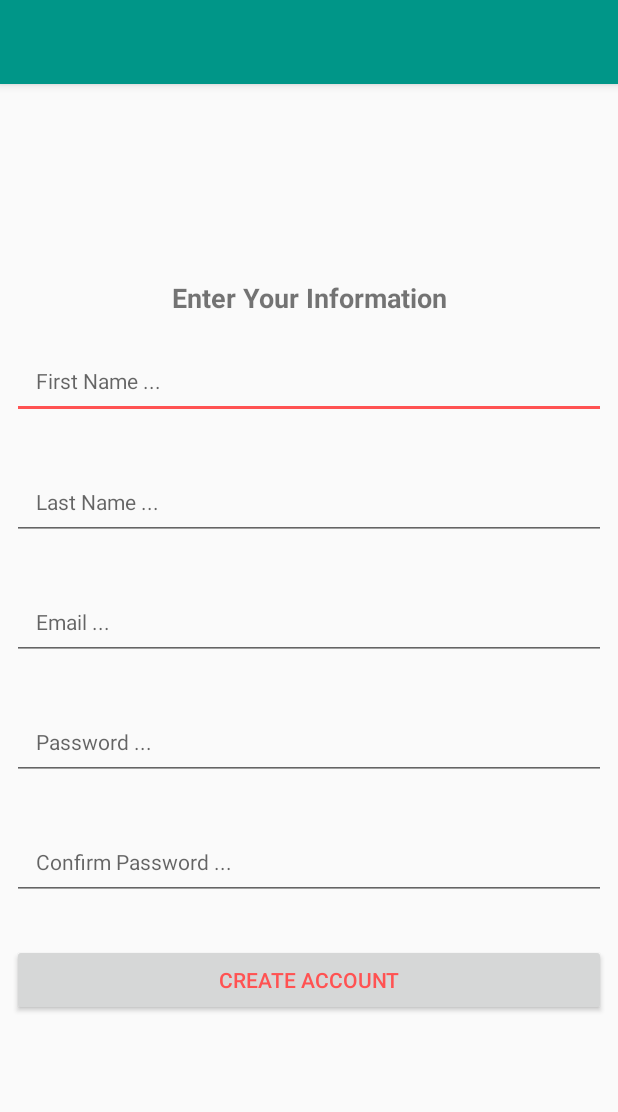
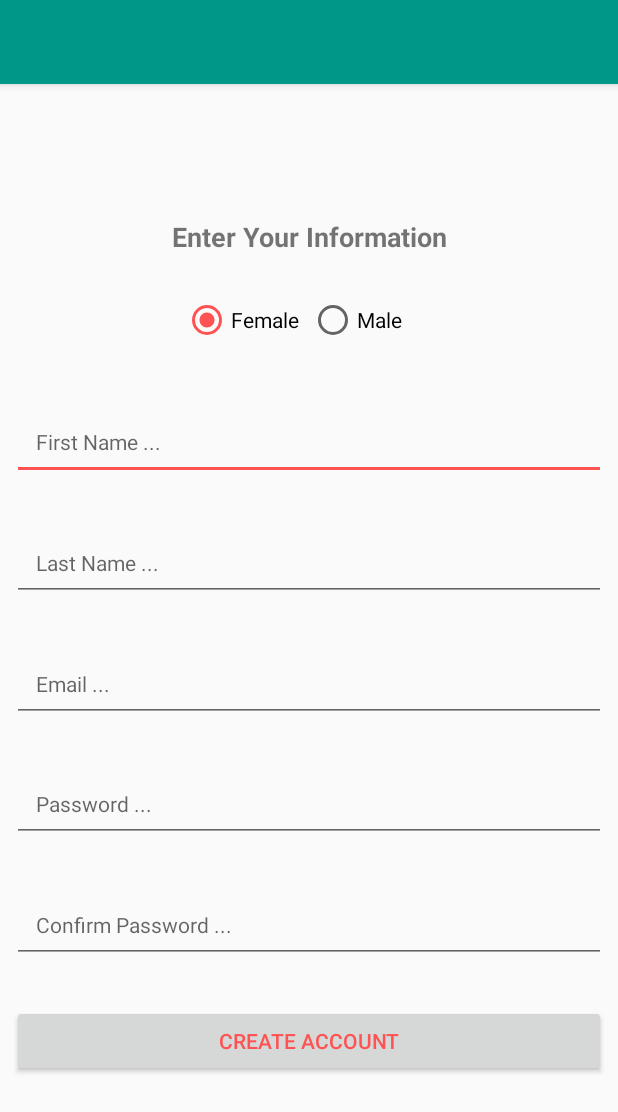
Before and after one commit to pmanni02/ada-capstone, an Android app: the NewUserActivity screen opened directly, with no data from a screen before it, after a tap on "CREATE ACCOUNT", on a phone screen of 412 x 824 dp. Shown: the top 1112 px of the screen. Run offline under Robolectric (Android 15) with nearby library versions, the phone set to English and light mode, and no system bars; our stand-ins replace Firebase (no records; nobody signed in at launch, a user with empty details on screens opened directly).

Commit message:
modifies new user activity to record user sex

```diff
--- a/app/src/main/java/com/example/phoebemanning/capstone/Activities/NewUserActivity.java
+++ b/app/src/main/java/com/example/phoebemanning/capstone/Activities/NewUserActivity.java
@@ -7,6 +7,8 @@ import android.os.Bundle;
 import android.view.View;
 import android.widget.EditText;
 import android.widget.ProgressBar;
+import android.widget.RadioButton;
+import android.widget.RadioGroup;
 import android.widget.Toast;
 
 import com.example.phoebemanning.capstone.Models.Scan;
@@ -33,6 +35,10 @@ public class NewUserActivity extends AppCompatActivity {
     EditText confirmPassword;
     ProgressBar newUserProgress;
 
+    RadioGroup radioGroup;
+    RadioButton femaleBtn;
+    RadioButton maleBtn;
+
     public void createAccount(View view){
 
         final String emailString = email.getText().toString();
@@ -44,6 +50,7 @@ public class NewUserActivity extends AppCompatActivity {
         if(!emailString.equals("") && !passwordString.equals("") && !firstNameString.equals("") && !lastNameString.equals("")){
             if(passwordString.equals(confirmPasswordString)){
                 newUserProgress.setVisibility(View.VISIBLE);
+                final int gender = radioGroup.getCheckedRadioButtonId();
                 mAuth.createUserWithEmailAndPassword(emailString, passwordString).addOnCompleteListener(NewUserActivity.this, new OnCompleteListener<AuthResult>() {
                     @Override
                     public void onComplete(@NonNull Task<AuthResult> task) {
@@ -56,8 +63,17 @@ public class NewUserActivity extends AppCompatActivity {
                             String uid = current_user.getUid();
 
 //                      add new user info to database
-                            String defaultCalAmt = "2000";
-                            User user = new User(emailString, firstNameString, lastNameString, defaultCalAmt);
+                            String genderStr = null;
+                            String defaultCalAmt = null;
+                            if(gender == femaleBtn.getId()){
+                                genderStr = "female";
+                                defaultCalAmt = "2000";
+                            } else {
+                                genderStr = "male";
+                                defaultCalAmt = "2500";
+                            }
+
+                            User user = new User(emailString, firstNameString, lastNameString, defaultCalAmt, genderStr);
                             databaseReference = FirebaseDatabase.getInstance().getReference().child("Users").child(uid);
                             databaseReference.setValue(user);
 
@@ -98,5 +114,9 @@ public class NewUserActivity extends AppCompatActivity {
         password = findViewById(R.id.newPasswordId);
         confirmPassword = findViewById(R.id.confirmPassword);
         newUserProgress = findViewById(R.id.newUserProgress);
+
+        radioGroup = findViewById(R.id.gender);
+        femaleBtn = findViewById(R.id.femaleRadio);
+        maleBtn = findViewById(R.id.maleRadio);
     }
 }
--- a/app/src/main/res/layout/activity_new_user.xml
+++ b/app/src/main/res/layout/activity_new_user.xml
@@ -6,6 +6,38 @@
     android:layout_height="match_parent"
     tools:context=".Activities.NewUserActivity"
     tools:layout_editor_absoluteY="81dp">
+
+    <RadioGroup
+        android:id="@+id/gender"
+        android:layout_width="wrap_content"
+        android:layout_height="wrap_content"
+        android:layout_marginBottom="8dp"
+        android:layout_marginEnd="8dp"
+        android:layout_marginStart="8dp"
+        android:layout_marginTop="8dp"
+        android:orientation="horizontal"
+        android:padding="10dp"
+        app:layout_constraintBottom_toBottomOf="parent"
+        app:layout_constraintEnd_toEndOf="parent"
+        app:layout_constraintStart_toStartOf="parent"
+        app:layout_constraintTop_toTopOf="parent"
+        app:layout_constraintVertical_bias="0.176">
+
+        <RadioButton
+            android:id="@+id/femaleRadio"
+            android:layout_width="84dp"
+            android:layout_height="wrap_content"
+            android:checked="true"
+            android:text="@string/female"
+            android:textAlignment="viewStart" />
+
+        <RadioButton
+            android:id="@+id/maleRadio"
+            android:layout_width="84dp"
+            android:layout_height="wrap_content"
+            android:text="@string/male"
+            android:textAlignment="textStart" />
+    </RadioGroup>
 
     <EditText
         android:id="@+id/firstName"
@@ -25,7 +57,7 @@
         app:layout_constraintHorizontal_bias="0.0"
         app:layout_constraintStart_toStartOf="parent"
         app:layout_constraintTop_toTopOf="parent"
-        app:layout_constraintVertical_bias="0.234" />
+        app:layout_constraintVertical_bias="0.292" />
 
     <EditText
         android:id="@+id/lastName"
@@ -45,7 +77,7 @@
         app:layout_constraintHorizontal_bias="0.0"
         app:layout_constraintStart_toStartOf="parent"
         app:layout_constraintTop_toTopOf="parent"
-        app:layout_constraintVertical_bias="0.349" />
+        app:layout_constraintVertical_bias="0.407" />
 
     <EditText
         android:id="@+id/newEmailId"
@@ -65,7 +97,7 @@
         app:layout_constraintHorizontal_bias="0.0"
         app:layout_constraintStart_toStartOf="parent"
         app:layout_constraintTop_toTopOf="parent"
-        app:layout_constraintVertical_bias="0.463" />
+        app:layout_constraintVertical_bias="0.522" />
 
     <EditText
         android:id="@+id/newPasswordId"
@@ -85,7 +117,7 @@
         app:layout_constraintHorizontal_bias="0.0"
         app:layout_constraintStart_toStartOf="parent"
         app:layout_constraintTop_toTopOf="parent"
-        app:layout_constraintVertical_bias="0.578" />
+        app:layout_constraintVertical_bias="0.637" />
 
     <Button
         android:id="@+id/button"
@@ -104,7 +136,7 @@
         app:layout_constraintHorizontal_bias="0.0"
         app:layout_constraintStart_toStartOf="parent"
         app:layout_constraintTop_toTopOf="parent"
-        app:layout_constraintVertical_bias="0.803" />
+        app:layout_constraintVertical_bias="0.861" />
 
     <ProgressBar
         android:id="@+id/newUserProgress"
@@ -139,7 +171,7 @@
         app:layout_constraintHorizontal_bias="0.0"
         app:layout_constraintStart_toStartOf="parent"
         app:layout_constraintTop_toTopOf="@+id/newUserProgress"
-        app:layout_constraintVertical_bias="0.693" />
+        app:layout_constraintVertical_bias="0.752" />
 
     <TextView
         android:id="@+id/textView5"
@@ -158,5 +190,5 @@
         app:layout_constraintHorizontal_bias="0.0"
         app:layout_constraintStart_toStartOf="parent"
         app:layout_constraintTop_toTopOf="parent"
-        app:layout_constraintVertical_bias="0.168" />
+        app:layout_constraintVertical_bias="0.112" />
 </android.support.constraint.ConstraintLayout>
```
